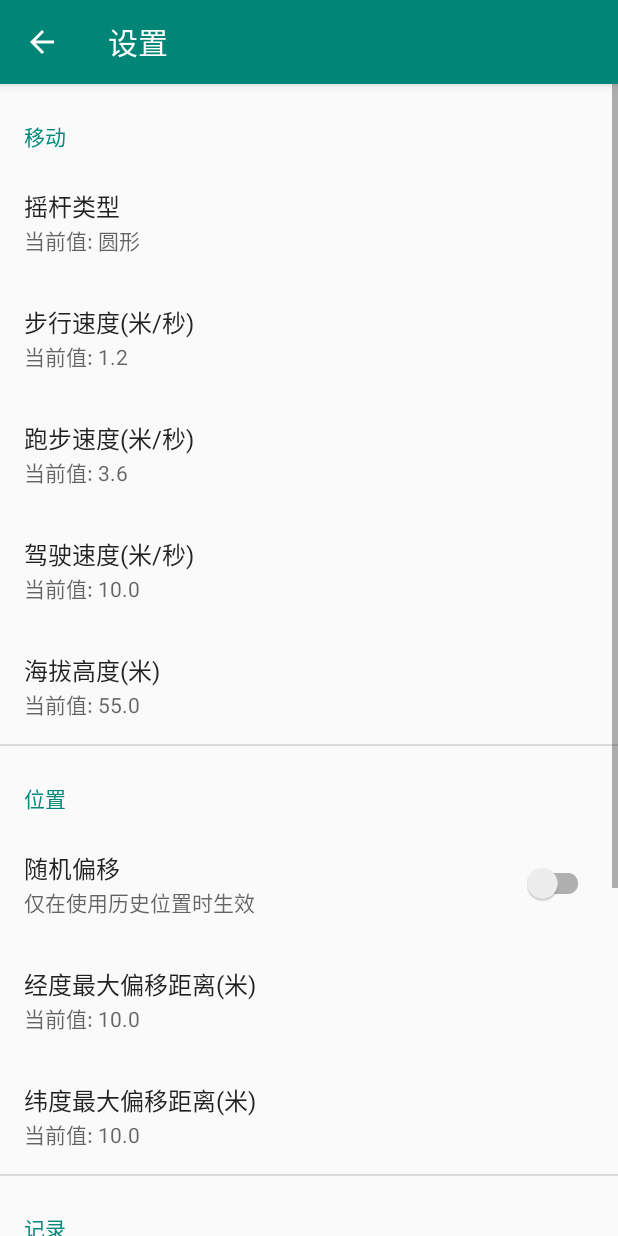
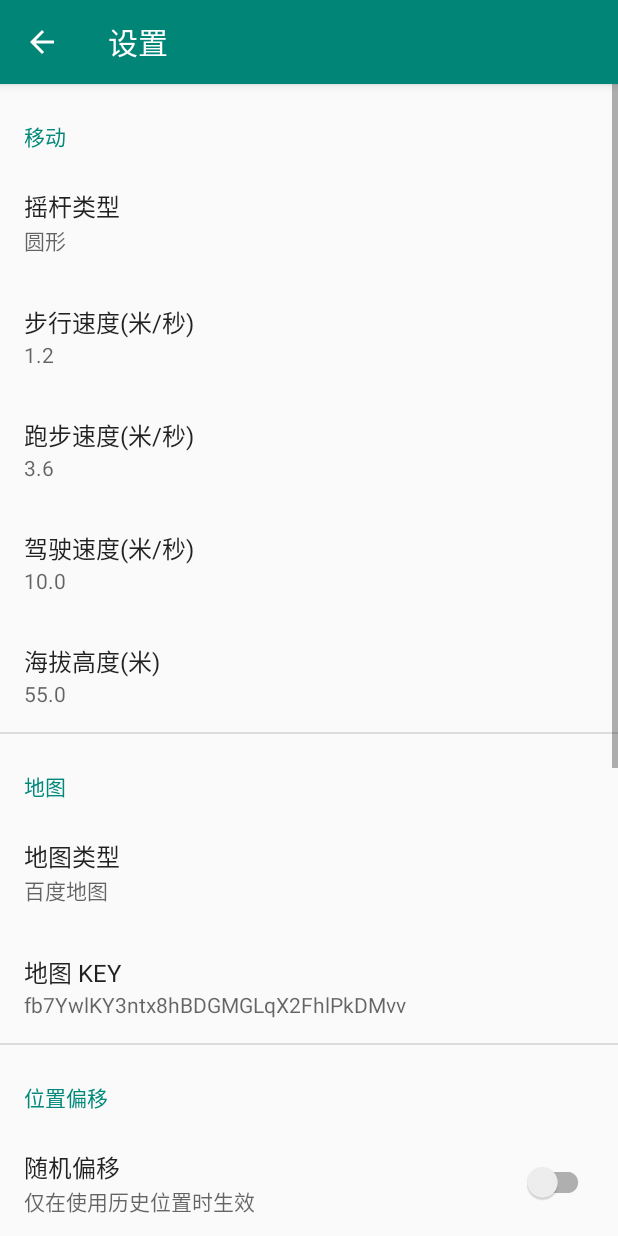
Before and after one commit to ZCShou/GoGoGo, an Android app: the FragmentSettings screen opened directly, with no data from a screen before it, on a phone screen of 412 x 824 dp. Run offline under Robolectric (Android 15) with nearby library versions, the phone set to English and light mode, and no system bars; our stand-ins replace androidx.preference; libraries missing offline, so code that uses them is left out: com.baidu.mapapi, com.elvishew.xlog.

Commit message:
refactor: add map reference

```diff
--- a/app/src/main/java/com/zcshou/gogogo/FragmentSettings.java
+++ b/app/src/main/java/com/zcshou/gogogo/FragmentSettings.java
@@ -9,6 +9,7 @@ import androidx.preference.Preference;
 import androidx.preference.PreferenceFragmentCompat;
 import androidx.preference.SwitchPreferenceCompat;
 
+import com.baidu.mapapi.SDKInitializer;
 import com.elvishew.xlog.XLog;
 import com.zcshou.utils.GoUtils;
 
@@ -19,8 +20,7 @@ public class FragmentSettings extends PreferenceFragmentCompat {
     // Set a non-empty decimal EditTextPreference
     private void setupDecimalEditTextPreference(EditTextPreference preference) {
         if (preference != null) {
-            preference.setSummaryProvider((Preference.SummaryProvider<EditTextPreference>) pref ->
-                    getResources().getString(R.string.setting_current_value) + pref.getText());
+            preference.setSummaryProvider((Preference.SummaryProvider<EditTextPreference>) EditTextPreference::getText);
             preference.setOnBindEditTextListener(editText -> {
                 editText.setInputType(InputType.TYPE_NUMBER_FLAG_DECIMAL | InputType.TYPE_CLASS_NUMBER);
                 editText.setSelection(editText.length());
@@ -40,19 +40,11 @@ public class FragmentSettings extends PreferenceFragmentCompat {
         // Load the preferences from an XML resource
         addPreferencesFromResource(R.xml.preferences_main);
 
-        // 设置版本号
-        String verName;
-        verName = GoUtils.getVersionName(FragmentSettings.this.getContext());
-        Preference pfVersion = findPreference("setting_version");
-        if (pfVersion != null) {
-            pfVersion.setSummary(verName);
-        }
-
         ListPreference pfJoystick = findPreference("setting_joystick_type");
         if (pfJoystick != null) {
             // 使用自定义 SummaryProvider
-            pfJoystick.setSummaryProvider((Preference.SummaryProvider<ListPreference>) preference -> getResources().getString(R.string.setting_current_value) + Objects.requireNonNull(preference.getEntry()));
-            pfJoystick.setOnPreferenceChangeListener((preference, newValue) -> newValue.toString().trim().length() != 0);
+            pfJoystick.setSummaryProvider((Preference.SummaryProvider<ListPreference>) preference -> Objects.requireNonNull(preference.getEntry()));
+            pfJoystick.setOnPreferenceChangeListener((preference, newValue) -> !newValue.toString().trim().isEmpty());
         }
 
         EditTextPreference pfWalk = findPreference("setting_walk");
@@ -66,6 +58,39 @@ public class FragmentSettings extends PreferenceFragmentCompat {
 
         EditTextPreference pfAltitude = findPreference("setting_altitude");
         setupDecimalEditTextPreference(pfAltitude);
+
+        ListPreference pfMap = findPreference("setting_map_type");
+        if (pfMap != null) {
+            // 使用自定义 SummaryProvider
+            pfMap.setSummaryProvider((Preference.SummaryProvider<ListPreference>) preference -> Objects.requireNonNull(preference.getEntry()));
+            pfMap.setOnPreferenceChangeListener((preference, newValue) -> !newValue.toString().trim().isEmpty());
+        }
+        EditTextPreference pfMapKey = findPreference("setting_map_key");
+        if (pfMapKey != null) {
+            pfMapKey.setSummary(pfMapKey.getText());
+            pfMapKey.setText("P9I4SjSfRtFenM1hLTyZwoW3YLnmtSda");
+            pfMapKey.setOnPreferenceChangeListener((preference, newValue) -> {
+                if (newValue.toString().trim().isEmpty()) {
+                    GoUtils.DisplayToast(this.getContext(), getResources().getString(R.string.app_error_input_null));
+                    return false;
+                } else {
+                    if (!newValue.toString().matches("[a-zA-Z0-9]+")) {
+                        GoUtils.DisplayToast(this.getContext(), getResources().getString(R.string.app_error_input));
+                        return false;
+                    } else {
+                        pfMapKey.setSummary(newValue.toString());
+                        SDKInitializer.setApiKey(newValue.toString());
+                        return true;
+                    }
+                }
+            });
+        }
+
+        EditTextPreference pfLatOffset = findPreference("setting_lat_max_offset");
+        setupDecimalEditTextPreference(pfLatOffset);
+
+        EditTextPreference pfLonOffset = findPreference("setting_lon_max_offset");
+        setupDecimalEditTextPreference(pfLonOffset);
 
         SwitchPreferenceCompat pLog = findPreference("setting_log_off");
         if (pLog != null) {
@@ -85,13 +110,15 @@ public class FragmentSettings extends PreferenceFragmentCompat {
             });
         }
 
-        EditTextPreference pfPosHisValid = findPreference("setting_pos_history");
+        EditTextPreference pfPosHisValid = findPreference("setting_history_expiration");
         setupDecimalEditTextPreference(pfPosHisValid);
 
-        EditTextPreference pfLatOffset = findPreference("setting_lat_max_offset");
-        setupDecimalEditTextPreference(pfLatOffset);
-
-        EditTextPreference pfLonOffset = findPreference("setting_lon_max_offset");
-        setupDecimalEditTextPreference(pfLonOffset);
+        // 设置版本号
+        String verName;
+        verName = GoUtils.getVersionName(FragmentSettings.this.getContext());
+        Preference pfVersion = findPreference("setting_version");
+        if (pfVersion != null) {
+            pfVersion.setSummary(verName);
+        }
     }
 }
--- a/app/src/main/java/com/zcshou/gogogo/MainActivity.java
+++ b/app/src/main/java/com/zcshou/gogogo/MainActivity.java
@@ -59,6 +59,7 @@ import com.baidu.location.BDAbstractLocationListener;
 import com.baidu.location.BDLocation;
 import com.baidu.location.LocationClient;
 import com.baidu.location.LocationClientOption;
+import com.baidu.mapapi.SDKInitializer;
 import com.baidu.mapapi.map.BaiduMap;
 import com.baidu.mapapi.map.BitmapDescriptor;
 import com.baidu.mapapi.map.BitmapDescriptorFactory;
@@ -606,6 +607,9 @@ public class MainActivity extends BaseActivity implements SensorEventListener {
 
     /*============================== 主界面地图 相关 ==============================*/
     private void initMap() {
+        // 从参数区取地图key
+        String key = sharedPreferences.getString("setting_map_key", getResources().getString(R.string.setting_map_key_default));
+        SDKInitializer.setApiKey(key);
         // 地图初始化
         mMapView = findViewById(R.id.bdMapView);
         mMapView.showZoomControls(false);
@@ -1145,7 +1149,7 @@ public class MainActivity extends BaseActivity implements SensorEventListener {
     private void recordCurrentLocation(double lng, double lat) {
         //参数坐标系：bd09
         final String safeCode = getResources().getString(R.string.safecode);
-        final String ak = getResources().getString(R.string.ak);
+        final String ak = sharedPreferences.getString("setting_map_key", getResources().getString(R.string.setting_map_key_default));
         double[] latLng = MapUtils.bd2wgs(lng, lat);
         //bd09坐标的位置信息
         String mapApiUrl = "https://api.map.baidu.com/reverse_geocoding/v3/?ak=" + ak + "&output=json&coordtype=bd09ll" + "&location=" + lat + "," + lng + "&mcode=" + safeCode;
--- a/app/src/main/res/values/arrays.xml
+++ b/app/src/main/res/values/arrays.xml
@@ -7,4 +7,15 @@
         <item>0</item>
         <item>1</item>
     </string-array>
+    <string-array name="array_map_type">
+        <item>百度地图</item>
+        <item>高德地图</item>
+        <item>腾讯地图</item>
+    </string-array>
+    <string-array name="array_map_type_values">
+        <item>0</item>
+        <item>1</item>
+        <item>2</item>
+    </string-array>
+
 </resources>
--- a/app/src/main/res/values/strings.xml
+++ b/app/src/main/res/values/strings.xml
@@ -52,11 +52,9 @@
     <string name="app_btn_agree">同意并继续</string>
     <string name="app_btn_disagree">不同意</string>
 
-    <!-- 设置界面 -->
+    <!-- 移动相关参数 -->
     <string name="setting_group_move">移动</string>
-    <string name="setting_current_value">"当前值: "</string> <!-- 使用双引号以保留空格 -->
-    <string name="setting_joystick">摇杆类型</string>
-    <string name="setting_joystick_tips">重启摇杆后生效</string>
+    <string name="setting_joystick_type">摇杆类型</string>
     <string name="setting_walk">步行速度(米/秒)</string>
     <string name="setting_walk_default">1.2</string>
     <string name="setting_run">跑步速度(米/秒)</string>
@@ -65,18 +63,27 @@
     <string name="setting_bike_default">10.0</string>
     <string name="setting_altitude">海拔高度(米)</string>
     <string name="setting_altitude_default">55.0</string>
-    <string name="setting_location">位置</string>
+    <!-- 地图相关参数 -->
+    <string name="setting_group_map">地图</string>
+    <string name="setting_map_type">地图类型</string>
+    <string name="setting_map_key">地图 KEY</string>
+    <string name="setting_map_key_default">fb7YwlKY3ntx8hBDGMGLqX2FhlPkDMvv</string>
+    <!-- 位置偏移相关参数 -->
+    <string name="setting_group_location_offset">位置偏移</string>
     <string name="setting_random_offset">随机偏移</string>
     <string name="setting_random_offset_summary">仅在使用历史位置时生效</string>
     <string name="setting_random_offset_default">10.0</string>
     <string name="setting_lat_max_offset">经度最大偏移距离(米)</string>
     <string name="setting_lon_max_offset">纬度最大偏移距离(米)</string>
+    <!-- 记录相关参数 -->
     <string name="setting_group_log">记录</string>
     <string name="setting_log_off">关闭日志</string>
-    <string name="setting_pos_history">历史记录有效期(天)</string>
+    <string name="setting_history_expiration">历史记录有效期(天)</string>
+    <!-- 关于相关参数 -->
     <string name="setting_group_about">关于</string>
     <string name="setting_version">版本号</string>
     <string name="setting_author">开发者</string>
+    <!-- 关于相关参数 -->
     <string name="setting_group_sys">系统</string>
 
     <!-- 历史记录页面 -->
--- a/app/src/main/res/xml/preferences_main.xml
+++ b/app/src/main/res/xml/preferences_main.xml
@@ -1,4 +1,5 @@
 <PreferenceScreen xmlns:app="http://schemas.android.com/apk/res-auto"
+    xmlns:android="http://schemas.android.com/apk/res/android"
     app:iconSpaceReserved="false">
 
     <PreferenceCategory
@@ -6,10 +7,10 @@
         app:iconSpaceReserved="false">
         <ListPreference
             app:key="setting_joystick_type"
-            app:title="@string/setting_joystick"
+            app:title="@string/setting_joystick_type"
             app:entries="@array/array_joystick_type"
             app:entryValues="@array/array_joystick_type_values"
-            app:dialogTitle="@string/setting_joystick_tips"
+            app:dialogTitle="@string/setting_joystick_type"
             app:defaultValue="0"
             app:iconSpaceReserved="false">
         </ListPreference>
@@ -45,7 +46,30 @@
     </PreferenceCategory>
 
     <PreferenceCategory
-        app:title="@string/setting_location"
+        app:title="@string/setting_group_map"
+        app:iconSpaceReserved="false">
+        <ListPreference
+            app:key="setting_map_type"
+            app:title="@string/setting_map_type"
+            app:entries="@array/array_map_type"
+            app:entryValues="@array/array_map_type_values"
+            app:dialogTitle="@string/setting_map_type"
+            app:defaultValue="0"
+            app:iconSpaceReserved="false">
+        </ListPreference>
+
+        <EditTextPreference
+            app:key="setting_map_key"
+            app:title="@string/setting_map_key"
+            app:defaultValue="@string/setting_map_key_default"
+            app:summary="@string/setting_map_key_default"
+            android:inputType="textCapCharacters|textNoSuggestions"
+            app:iconSpaceReserved="false"/>
+
+    </PreferenceCategory>
+
+    <PreferenceCategory
+        app:title="@string/setting_group_location_offset"
         app:iconSpaceReserved="false">
 
         <SwitchPreferenceCompat
@@ -78,8 +102,8 @@
             app:defaultValue="false"
             app:iconSpaceReserved="false"/>
         <EditTextPreference
-            app:key="setting_pos_history"
-            app:title="@string/setting_pos_history"
+            app:key="setting_history_expiration"
+            app:title="@string/setting_history_expiration"
             app:defaultValue="@string/history_expiration"
             app:summary="@string/history_expiration"
             app:iconSpaceReserved="false"/>
```
